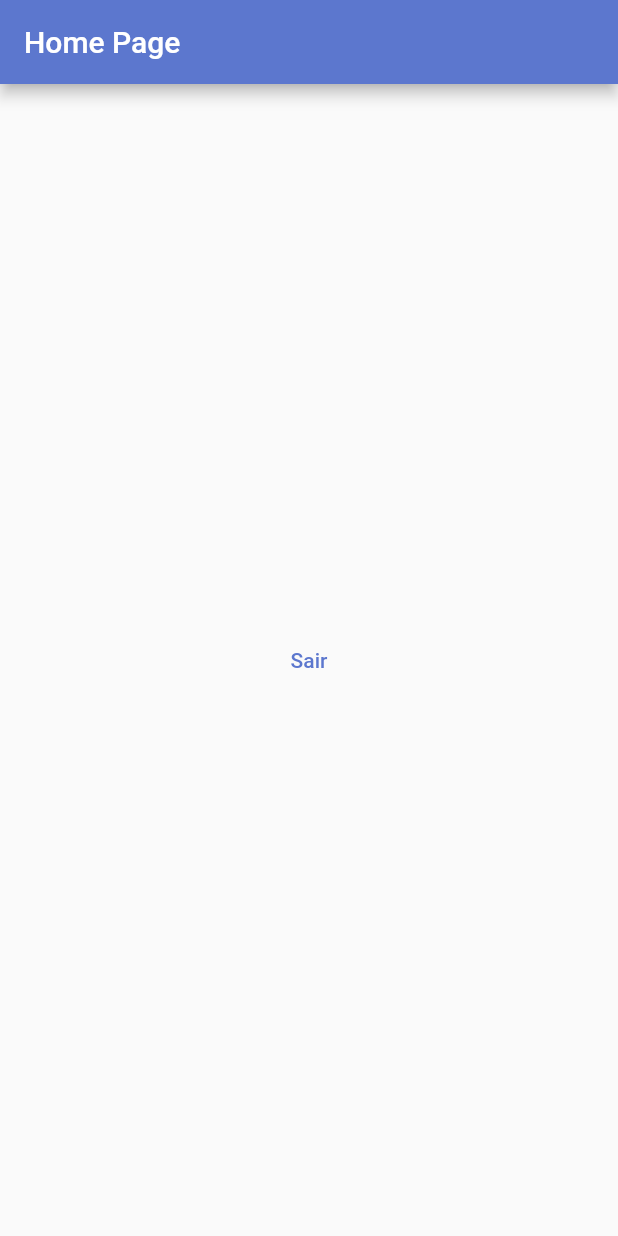
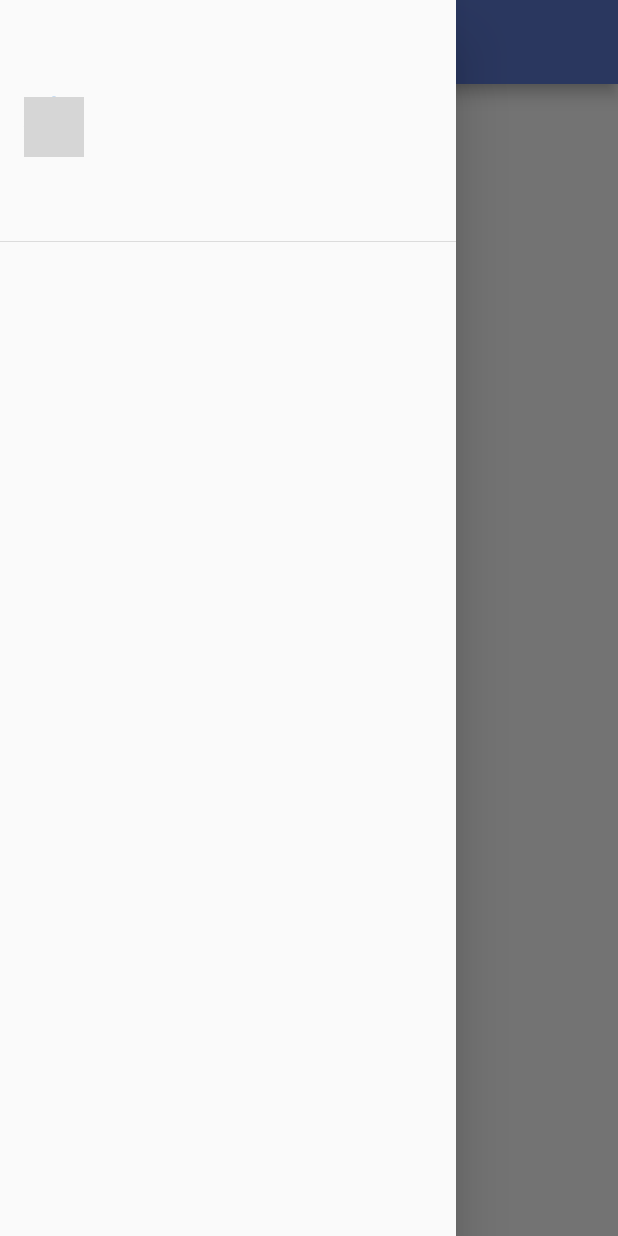
Before and after one commit to fvieir/Todo-List-Provider-firebase-Fllutter, a Flutter app: the screen it shows once a user with an empty profile is signed in, with the side drawer open (before the commit the screen has no drawer), on a phone screen of 412 x 824 dp. Run offline on Flutter 3.47's test engine with Material 2 defaults, Android fonts, the phone set to English and light mode, and no system bars; our stand-ins replace firebase_auth, firebase_core, google_fonts, google_sign_in, sign_in_button, sqflite and 1 more; missing offline and left inert: flutter_overlay_loader, validatorless; accounts and stored records are empty; network calls fail; Roboto replaces fonts that are missing (Mandali); grey boxes are pictures that could not be loaded.

```diff
--- /dev/null
+++ b/lib/app/modules/home/home_drawer.dart
@@ -0,0 +1,42 @@
+import 'package:flutter/material.dart';
+import 'package:provider/provider.dart';
+import 'package:todo_list_with_provider_firebase/app/auth/auth_provider.dart';
+import 'package:todo_list_with_provider_firebase/app/services/user/user_services_interface.dart';
+
+class HomeDrawer extends StatelessWidget {
+  const HomeDrawer({super.key});
+
+  @override
+  Widget build(BuildContext context) {
+    return Drawer(
+      child: ListView(
+        children: [
+          DrawerHeader(
+              child: Row(
+            children: [
+              Selector<AuthProvider, String?>(
+                selector: (_, authProvider) {
+                  return authProvider.user?.photoURL;
+                },
+                builder: (_, value, __) => CircleAvatar(
+                  backgroundImage: NetworkImage(value ??
+                      'https://media.istockphoto.com/id/1250000899/pt/vetorial/chat-bot-robot-avatar-in-circle-round-shape-isolated-on-white-background-stock-vector.jpg?s=1024x1024&w=is&k=20&c=-TjJNWuNNY-3gozUnZvstSDUcLO2Et2aW9qtnZVe054='),
+                ),
+              ),
+              Expanded(
+                child: Padding(
+                  padding: const EdgeInsets.all(8.0),
+                  child: Selector<AuthProvider, String?>(
+                    selector: (_, authProvider) =>
+                        authProvider.user?.displayName,
+                    builder: (_, value, __) => Text(value ?? 'Não informado'),
+                  ),
+                ),
+              ),
+            ],
+          ))
+        ],
+      ),
+    );
+  }
+}
--- a/lib/app/modules/home/home_page.dart
+++ b/lib/app/modules/home/home_page.dart
@@ -1,6 +1,7 @@
 import 'package:flutter/material.dart';
 import 'package:provider/provider.dart';
 import 'package:todo_list_with_provider_firebase/app/auth/auth_provider.dart';
+import 'package:todo_list_with_provider_firebase/app/modules/home/home_drawer.dart';
 
 class HomePage extends StatelessWidget {
   const HomePage({super.key});
@@ -8,6 +9,7 @@ class HomePage extends StatelessWidget {
   @override
   Widget build(BuildContext context) {
     return Scaffold(
+      drawer: const HomeDrawer(),
       appBar: AppBar(
         title: const Text('Home Page'),
       ),
```
